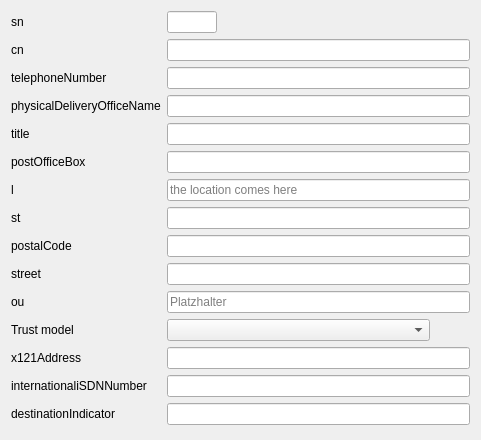
Before: the Qt Designer form source/test.ui in gonicus/gosa, drawn with Qt 5.
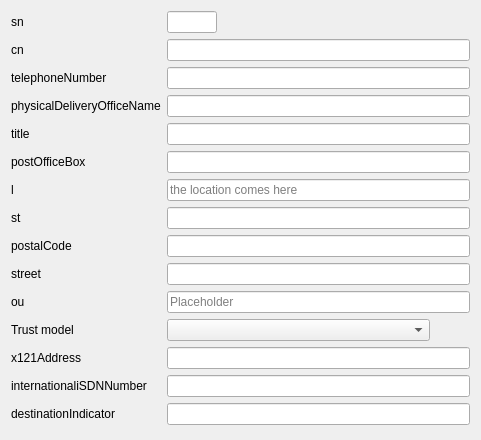
After: the same form once the commit is applied.

Commit message: Added german tr

```diff
--- a/source/test.ui
+++ b/source/test.ui
@@ -155,7 +155,7 @@
      <item row="11" column="1">
       <widget class="QLineEdit" name="ouEdit">
        <property name="placeholderText">
-        <string>Platzhalter</string>
+        <string>Placeholder</string>
        </property>
       </widget>
      </item>
```
Left out of the diff: 17 changed lines with no effect on the pictures. The commit also changes 1 other file.
